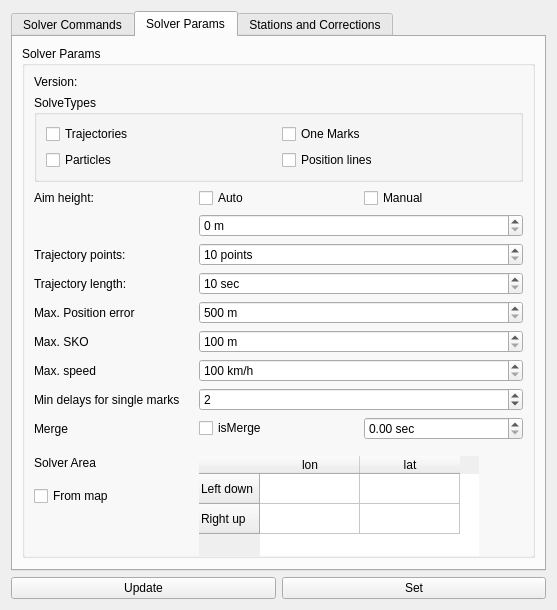
The window that src/view/core/Tabs/Solver/SolverSetupWidget.ui (nevaeh82/arm_od) describes before a commit, drawn with Qt 5.
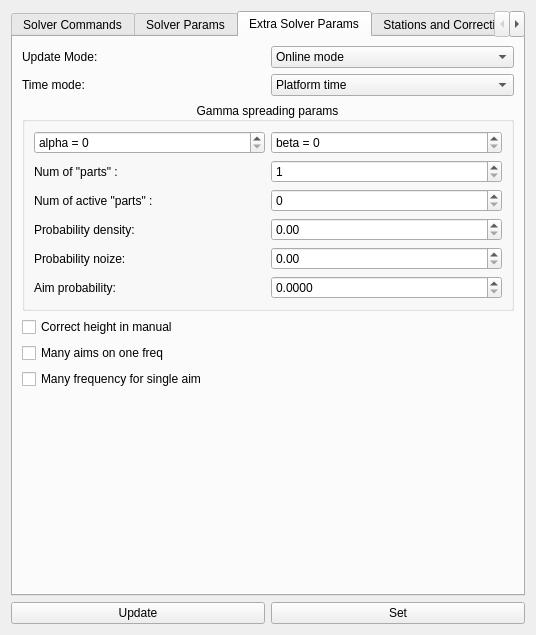
The same window after the commit. The open tabs and pages were chosen to show the change.

The edit to the form file:
```diff
--- a/src/view/core/Tabs/Solver/SolverSetupWidget.ui
+++ b/src/view/core/Tabs/Solver/SolverSetupWidget.ui
@@ -6,8 +6,8 @@
    <rect>
     <x>0</x>
     <y>0</y>
-    <width>557</width>
-    <height>562</height>
+    <width>524</width>
+    <height>635</height>
    </rect>
   </property>
   <property name="windowTitle">
@@ -212,14 +212,14 @@
             </property>
             <property name="minimumSize">
              <size>
-              <width>280</width>
+              <width>260</width>
               <height>100</height>
              </size>
             </property>
             <property name="maximumSize">
              <size>
-              <width>280</width>
-              <height>80</height>
+              <width>265</width>
+              <height>50</height>
              </size>
             </property>
             <property name="frameShape">
@@ -340,7 +340,7 @@
            </widget>
           </item>
           <item row="12" column="0">
-           <widget class="QCheckBox" name="checkBox">
+           <widget class="QCheckBox" name="cbWorkAreaFromMap">
             <property name="text">
              <string>From map</string>
             </property>
@@ -496,6 +496,13 @@
             </property>
            </widget>
           </item>
+          <item row="3" column="0">
+           <widget class="QLabel" name="label_15">
+            <property name="text">
+             <string>Aim height:</string>
+            </property>
+           </widget>
+          </item>
          </layout>
         </widget>
        </item>
@@ -514,29 +521,256 @@
        </item>
       </layout>
      </widget>
+     <widget class="QWidget" name="tab_4">
+      <attribute name="title">
+       <string>Extra Solver Params</string>
+      </attribute>
+      <layout class="QGridLayout" name="gridLayout_9">
+       <item row="2" column="0" colspan="2">
+        <widget class="QGroupBox" name="groupBox_4">
+         <property name="title">
+          <string>Gamma spreading params</string>
+         </property>
+         <property name="alignment">
+          <set>Qt::AlignCenter</set>
+         </property>
+         <layout class="QGridLayout" name="gridLayout_10">
+          <item row="0" column="0">
+           <widget class="QSpinBox" name="sbAlpha">
+            <property name="suffix">
+             <string/>
+            </property>
+            <property name="prefix">
+             <string>alpha = </string>
+            </property>
+           </widget>
+          </item>
+          <item row="1" column="0">
+           <widget class="QLabel" name="label_18">
+            <property name="text">
+             <string>Num of &quot;parts&quot; :</string>
+            </property>
+           </widget>
+          </item>
+          <item row="1" column="1">
+           <widget class="QSpinBox" name="sbParts">
+            <property name="minimum">
+             <number>1</number>
+            </property>
+            <property name="maximum">
+             <number>1000</number>
+            </property>
+           </widget>
+          </item>
+          <item row="0" column="1">
+           <widget class="QSpinBox" name="sbBeta">
+            <property name="prefix">
+             <string>beta = </string>
+            </property>
+           </widget>
+          </item>
+          <item row="2" column="1">
+           <widget class="QSpinBox" name="sbActiveParts">
+            <property name="minimum">
+             <number>0</number>
+            </property>
+           </widget>
+          </item>
+          <item row="2" column="0">
+           <widget class="QLabel" name="label_19">
+            <property name="text">
+             <string>Num of active &quot;parts&quot; :</string>
+            </property>
+           </widget>
+          </item>
+          <item row="3" column="0">
+           <widget class="QLabel" name="label_20">
+            <property name="text">
+             <string>Probability density:</string>
+            </property>
+           </widget>
+          </item>
+          <item row="3" column="1">
+           <widget class="QDoubleSpinBox" name="sbProbabilityDensity"/>
+          </item>
+          <item row="4" column="0">
+           <widget class="QLabel" name="label_21">
+            <property name="text">
+             <string>Probability noize: </string>
+            </property>
+           </widget>
+          </item>
+          <item row="4" column="1">
+           <widget class="QDoubleSpinBox" name="sbProbabilityNoize">
+            <property name="maximum">
+             <double>0.990000000000000</double>
+            </property>
+            <property name="singleStep">
+             <double>0.100000000000000</double>
+            </property>
+           </widget>
+          </item>
+          <item row="5" column="0">
+           <widget class="QLabel" name="label_22">
+            <property name="text">
+             <string>Aim probability:</string>
+            </property>
+           </widget>
+          </item>
+          <item row="5" column="1">
+           <widget class="QDoubleSpinBox" name="sbAimProbability">
+            <property name="decimals">
+             <number>4</number>
+            </property>
+            <property name="maximum">
+             <double>0.990000000000000</double>
+            </property>
+            <property name="singleStep">
+             <double>0.010000000000000</double>
+            </property>
+           </widget>
+          </item>
+         </layout>
+        </widget>
+       </item>
+       <item row="4" column="0">
+        <widget class="QCheckBox" name="cbManyAimsOnFreq">
+         <property name="text">
+          <string>Many aims on one freq</string>
+         </property>
+        </widget>
+       </item>
+       <item row="6" column="0" colspan="2">
+        <spacer name="verticalSpacer_3">
+         <property name="orientation">
+          <enum>Qt::Vertical</enum>
+         </property>
+         <property name="sizeHint" stdset="0">
+          <size>
+           <width>20</width>
+           <height>40</height>
+          </size>
+         </property>
+        </spacer>
+       </item>
+       <item row="1" column="0">
+        <widget class="QLabel" name="label_17">
+         <property name="text">
+          <string>Time mode:</string>
+         </property>
+        </widget>
+       </item>
+       <item row="3" column="0">
+        <widget class="QCheckBox" name="cbCorrectManualHeight">
+         <property name="text">
+          <string>Correct height in manual</string>
+         </property>
+        </widget>
+       </item>
+       <item row="0" column="0">
+        <widget class="QLabel" name="label_16">
+         <property name="text">
+          <string>Update Mode:</string>
+         </property>
+        </widget>
+       </item>
+       <item row="0" column="1">
+        <widget class="QComboBox" name="cbUpdateMode">
+         <item>
+          <property name="text">
+           <string>Online mode</string>
+          </property>
+         </item>
+         <item>
+          <property name="text">
+           <string>Offline mode</string>
+          </property>
+         </item>
+        </widget>
+       </item>
+       <item row="1" column="1">
+        <widget class="QComboBox" name="cbTimeMode">
+         <item>
+          <property name="text">
+           <string>Platform time</string>
+          </property>
+         </item>
+         <item>
+          <property name="text">
+           <string>Solver time</string>
+          </property>
+         </item>
+        </widget>
+       </item>
+       <item row="5" column="0">
+        <widget class="QCheckBox" name="cbManyFreqOnAim">
+         <property name="text">
+          <string>Many frequency for single aim</string>
+         </property>
+        </widget>
+       </item>
+      </layout>
+     </widget>
      <widget class="QWidget" name="tab_3">
       <attribute name="title">
        <string>Stations and Corrections</string>
       </attribute>
       <layout class="QGridLayout" name="gridLayout_8">
-       <item row="3" column="1">
-        <widget class="QPushButton" name="pushButton_2">
+       <item row="7" column="2" colspan="3">
+        <widget class="QTableWidget" name="twToCorrect">
+         <property name="columnCount">
+          <number>1</number>
+         </property>
+         <column/>
+        </widget>
+       </item>
+       <item row="6" column="2" colspan="2">
+        <widget class="QLabel" name="label_23">
+         <property name="text">
+          <string>What to correct</string>
+         </property>
+        </widget>
+       </item>
+       <item row="6" column="1">
+        <widget class="QLabel" name="label_12">
+         <property name="text">
+          <string>Current corrections</string>
+         </property>
+        </widget>
+       </item>
+       <item row="8" column="1" colspan="2">
+        <widget class="QCheckBox" name="cbStartCorrections">
+         <property name="text">
+          <string>Count corrections</string>
+         </property>
+        </widget>
+       </item>
+       <item row="7" column="1">
+        <widget class="QTableWidget" name="twCurrentCorrections">
+         <property name="columnCount">
+          <number>1</number>
+         </property>
+         <column/>
+        </widget>
+       </item>
+       <item row="3" column="3">
+        <widget class="QPushButton" name="pbAddStation">
          <property name="text">
           <string>Add</string>
          </property>
         </widget>
        </item>
-       <item row="1" column="0" colspan="3">
+       <item row="1" column="0" colspan="5">
         <widget class="QTableWidget" name="twStations">
          <property name="minimumSize">
           <size>
-           <width>400</width>
+           <width>0</width>
            <height>0</height>
           </size>
          </property>
          <property name="maximumSize">
           <size>
-           <width>400</width>
+           <width>16777215</width>
            <height>500</height>
           </size>
          </property>
@@ -584,7 +818,7 @@
         </widget>
        </item>
        <item row="3" column="0">
-        <widget class="QCheckBox" name="checkBox_2">
+        <widget class="QCheckBox" name="cbStationOnMap">
          <property name="text">
           <string>Click on map</string>
          </property>
@@ -598,7 +832,7 @@
         </widget>
        </item>
        <item row="4" column="0" colspan="3">
-        <widget class="QTableWidget" name="tableWidget_3">
+        <widget class="QTableWidget" name="twIri">
          <property name="minimumSize">
           <size>
            <width>320</width>
@@ -642,17 +876,14 @@
          </column>
         </widget>
        </item>
-       <item row="7" column="0">
-        <widget class="QPlainTextEdit" name="plainTextEdit"/>
-       </item>
-       <item row="3" column="2">
-        <widget class="QPushButton" name="pushButton_3">
+       <item row="3" column="4">
+        <widget class="QPushButton" name="pbRemoveStation">
          <property name="text">
           <string>Remove</string>
          </property>
         </widget>
        </item>
-       <item row="8" column="1">
+       <item row="10" column="1">
         <spacer name="verticalSpacer_2">
          <property name="orientation">
           <enum>Qt::Vertical</enum>
@@ -665,29 +896,13 @@
          </property>
         </spacer>
        </item>
-       <item row="7" column="1" colspan="4">
-        <widget class="QPlainTextEdit" name="plainTextEdit_2"/>
-       </item>
        <item row="5" column="0">
-        <widget class="QCheckBox" name="checkBox_3">
+        <widget class="QCheckBox" name="cbIriFromMap">
          <property name="text">
           <string>Click on map</string>
          </property>
         </widget>
        </item>
-       <item row="3" column="3">
-        <spacer name="horizontalSpacer">
-         <property name="orientation">
-          <enum>Qt::Horizontal</enum>
-         </property>
-         <property name="sizeHint" stdset="0">
-          <size>
-           <width>67</width>
-           <height>20</height>
-          </size>
-         </property>
-        </spacer>
-       </item>
        <item row="6" column="0">
         <widget class="QLabel" name="label_11">
          <property name="text">
@@ -695,13 +910,31 @@
          </property>
         </widget>
        </item>
-       <item row="6" column="1">
-        <widget class="QLabel" name="label_12">
+       <item row="9" column="1">
+        <widget class="QPushButton" name="pbSaveCorections">
          <property name="text">
-          <string>Accurancy</string>
+          <string>Save</string>
          </property>
         </widget>
        </item>
+       <item row="9" column="3" colspan="2">
+        <widget class="QPushButton" name="pbDropCorrections">
+         <property name="text">
+          <string>Drop</string>
+         </property>
+        </widget>
+       </item>
+       <item row="7" column="0" rowspan="3">
+        <widget class="QTableWidget" name="twWorkCorrections">
+         <property name="columnCount">
+          <number>1</number>
+         </property>
+         <attribute name="horizontalHeaderDefaultSectionSize">
+          <number>200</number>
+         </attribute>
+         <column/>
+        </widget>
+       </item>
       </layout>
      </widget>
     </widget>
```
